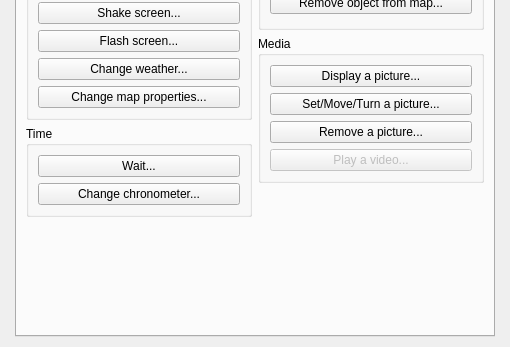
RPG-Paper-Maker/RPG-Paper-Maker, file Editor/Dialogs/dialogcommands.ui: the form before one commit; both pictures show x 0 to 510 and y 253 to 600 of the 510 by 600 pixel window.
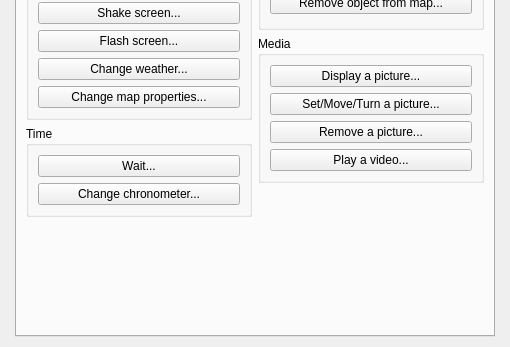
The form after the commit.

What changed in the file:
```diff
--- a/Editor/Dialogs/dialogcommands.ui
+++ b/Editor/Dialogs/dialogcommands.ui
@@ -272,7 +272,7 @@
               <item>
                <widget class="QPushButton" name="pushButtonPlayVideo">
                 <property name="enabled">
-                 <bool>false</bool>
+                 <bool>true</bool>
                 </property>
                 <property name="text">
                  <string>Play a video...</string>
```
Left out of the diff: 2 changed lines with no effect on the pictures.
